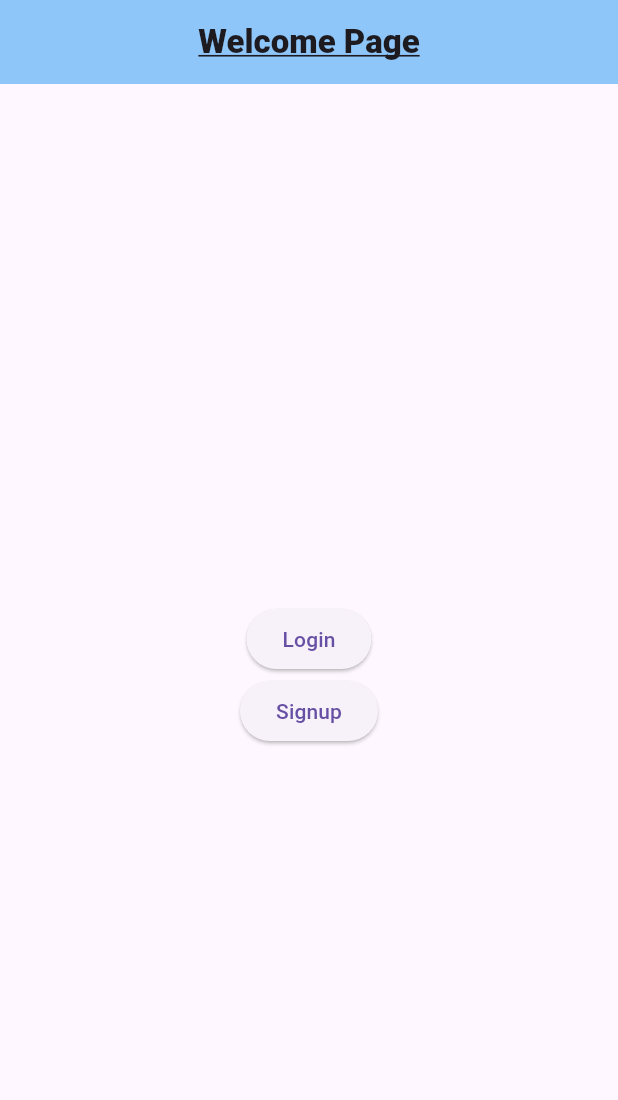
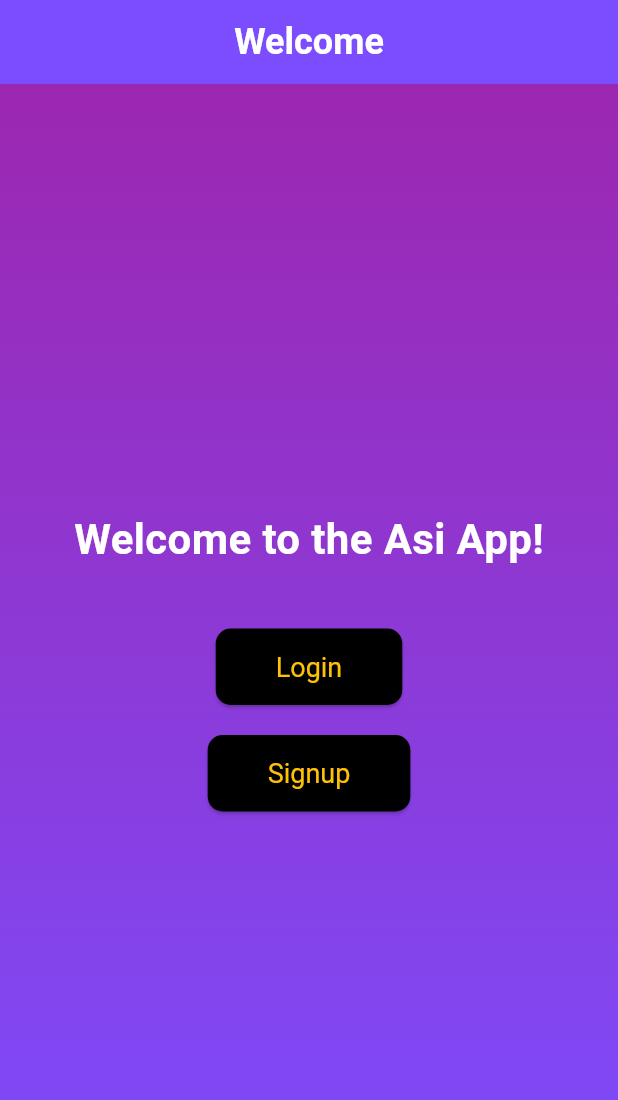
Before and after one commit to AsiKrinitz/FlutterAppTest, a Flutter app: the screen it shows after launch, on a phone screen of 412 x 824 dp. Shown: the top 1100 px of the screen. Run offline on Flutter 3.47's test engine with Material 3 defaults, Android fonts, the phone set to English and light mode, and no system bars; our stand-ins replace image_picker, shared_preferences, sqflite; accounts and stored records are empty.

Commit message:
style the welcome page abit

```diff
--- a/lib/welcome.dart
+++ b/lib/welcome.dart
@@ -1,5 +1,4 @@
 import 'dart:developer';
-
 import 'package:flutter/material.dart';
 import 'package:test_app/login.dart';
 import 'package:test_app/signup.dart';
@@ -17,23 +16,48 @@ class _WelcomePageState extends State<WelcomePage> {
     log("refresh");
     return Scaffold(
       appBar: AppBar(
-        backgroundColor: Colors.blue.withOpacity(0.5),
+        backgroundColor: Colors.deepPurpleAccent,
         title: Text(
-          "Welcome Page",
+          "Welcome",
           style: TextStyle(
-              decoration: TextDecoration.underline,
-              fontWeight: FontWeight.w800),
+            fontSize: 24,
+            fontWeight: FontWeight.bold,
+            color: Colors.white,
+          ),
         ),
         centerTitle: true,
       ),
-      body: Center(
+      body: Container(
+        decoration: BoxDecoration(
+          gradient: LinearGradient(
+            colors: [Colors.purple, Colors.deepPurpleAccent],
+            begin: Alignment.topCenter,
+            end: Alignment.bottomCenter,
+          ),
+        ),
+        child: Center(
           child: Column(
             mainAxisAlignment: MainAxisAlignment.center,
             children: [
-            const SizedBox(
-              height: 20,
+              Text(
+                "Welcome to the Asi App!",
+                style: TextStyle(
+                  fontSize: 28,
+                  fontWeight: FontWeight.bold,
+                  color: Colors.white,
                 ),
+              ),
+              SizedBox(height: 40),
               ElevatedButton(
+                style: ElevatedButton.styleFrom(
+                  foregroundColor: Colors.amber,
+                  backgroundColor: Colors.black,
+                  padding: EdgeInsets.symmetric(horizontal: 40, vertical: 15),
+                  textStyle: TextStyle(fontSize: 18),
+                  shape: RoundedRectangleBorder(
+                    borderRadius: BorderRadius.circular(10),
+                  ),
+                ),
                 onPressed: () {
                   Navigator.push(
                     context,
@@ -42,7 +66,17 @@ class _WelcomePageState extends State<WelcomePage> {
                 },
                 child: Text("Login"),
               ),
+              SizedBox(height: 20),
               ElevatedButton(
+                style: ElevatedButton.styleFrom(
+                  foregroundColor: Colors.amber,
+                  backgroundColor: Colors.black,
+                  padding: EdgeInsets.symmetric(horizontal: 40, vertical: 15),
+                  textStyle: TextStyle(fontSize: 18),
+                  shape: RoundedRectangleBorder(
+                    borderRadius: BorderRadius.circular(10),
+                  ),
+                ),
                 onPressed: () {
                   log("signup button");
                   Navigator.push(
@@ -51,8 +85,9 @@ class _WelcomePageState extends State<WelcomePage> {
                   );
                 },
                 child: Text("Signup"),
-            )
+              ),
             ],
+          ),
         ),
       ),
     );
```
Lines whose indentation alone changed are shown as unchanged.
